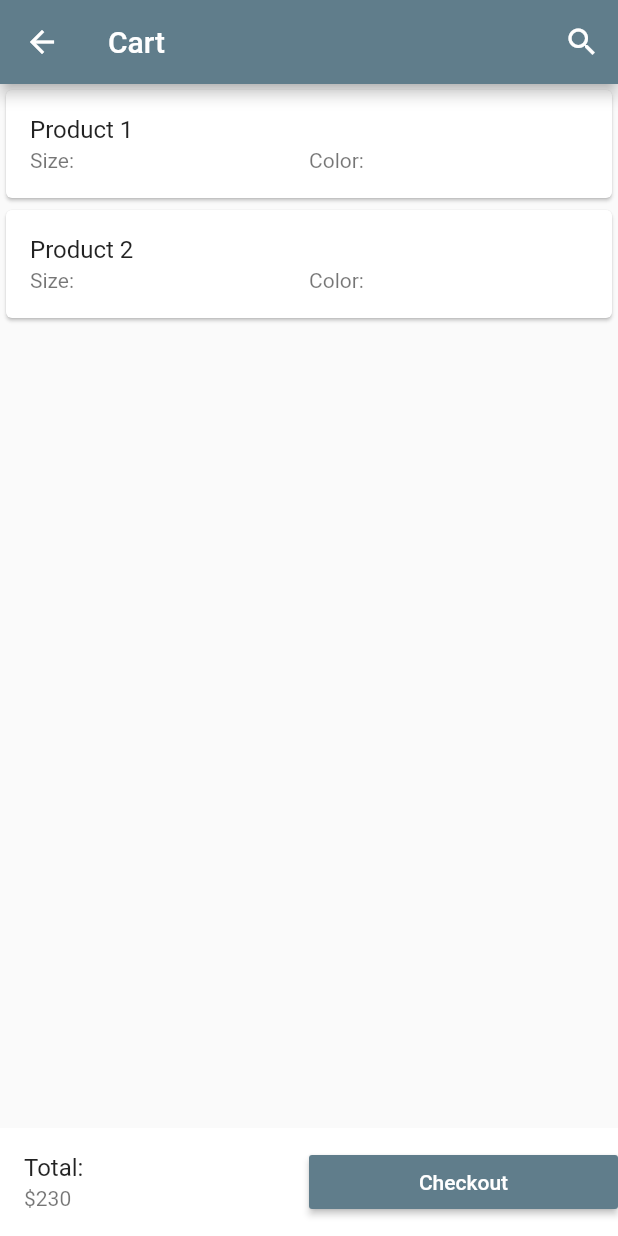
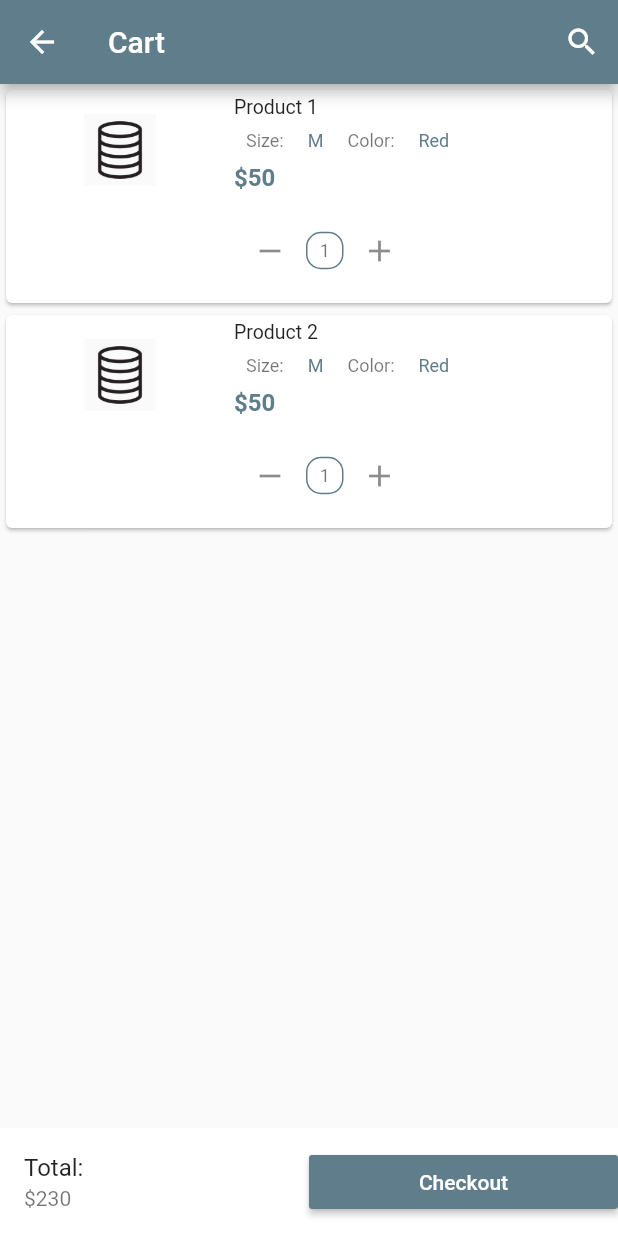
Before and after one commit to MXNXV-ERR/Flutter_EcomApp, a Flutter app: the Cart screen opened directly, on a phone screen of 412 x 824 dp. Run offline on Flutter 3.47's test engine with Material 2 defaults, Android fonts, the phone set to English and light mode, and no system bars; our stand-ins replace carousel_pro; missing offline and left inert: dart:html.

Commit message:
cart page fixed

```diff
--- a/lib/components/cartprods.dart
+++ b/lib/components/cartprods.dart
@@ -1,3 +1,5 @@
+import 'dart:html';
+
 import 'package:flutter/material.dart';
 
 class CartProds extends StatefulWidget {
@@ -15,7 +17,7 @@ class _CartProdsState extends State<CartProds> {
       "price": 50,
       "size": "M",
       "color": "Red",
-      "quantity": 1,
+      "qty": "1",
     },
     {
       "name": "Product 2",
@@ -23,13 +25,14 @@ class _CartProdsState extends State<CartProds> {
       "price": 50,
       "size": "M",
       "color": "Red",
-      "quantity": 1,
+      "qty": 1,
     }
   ];
 
   @override
   Widget build(BuildContext context) {
     return ListView.builder(
+        itemExtent: 150.0,
         itemCount: Prod_in_cart.length,
         itemBuilder: (context, index) {
           return SingleCartProd(
@@ -64,19 +67,83 @@ class SingleCartProd extends StatelessWidget {
   Widget build(BuildContext context) {
     return Card(
       child: ListTile(
+        dense: true,
+        leading: Image.asset(
+          cart_pic,
+          width: 120.0,
+          height: 120.0,
+        ),
         title: Text(
           cart_name,
         ),
         subtitle: Column(
+          mainAxisAlignment: MainAxisAlignment.start,
           children: [
             Row(
               children: [
-              Expanded(child: Text("Size:")),
-              Expanded(child: Text("Color:"))
+                Padding(
+                  padding: const EdgeInsets.all(8.0),
+                  child: Text("Size:"),
+                ),
+                Padding(
+                  padding: const EdgeInsets.all(8.0),
+                  child: Text(
+                    cart_size,
+                    style: TextStyle(color: Colors.blueGrey),
+                  ),
+                ),
+                Padding(
+                  padding: EdgeInsets.all(8.0),
+                  child: Text("Color:"),
+                ),
+                Padding(
+                  padding: const EdgeInsets.all(8.0),
+                  child: Text(cart_color,
+                      style: TextStyle(color: Colors.blueGrey)),
+                ),
               ],
+            ),
+            Container(
+              alignment: Alignment.topLeft,
+              child: Text(
+                "\$${cart_price}",
+                style: TextStyle(
+                    color: Colors.blueGrey,
+                    fontSize: 16.0,
+                    fontWeight: FontWeight.bold),
+              ),
+            ),
+            Container(
+              alignment: Alignment.topLeft,
+              child: Padding(
+                padding: EdgeInsets.only(top: 15.0),
+                child: Row(
+                  children: [
+                    IconButton(
+                      icon: Icon(Icons.remove),
+                      onPressed: () {},
+                    ),
+                    Container(
+                        width: 25.0,
+                        height: 25.0,
+                        decoration: BoxDecoration(
+                            borderRadius:
+                                BorderRadius.all(Radius.circular(10.0)),
+                            border: Border.all(
+                              color: Colors.blueGrey,
+                            )),
+                        child: Center(child: Text("${cart_qty}"))),
+                    IconButton(
+                      icon: Icon(Icons.add),
+                      onPressed: () {},
+                    ),
+                  ],
+                ),
+              ),
             )
           ],
         ),
-    ));
+      ),
+    );
   }
 }
```
Lines whose indentation alone changed are shown as unchanged.
